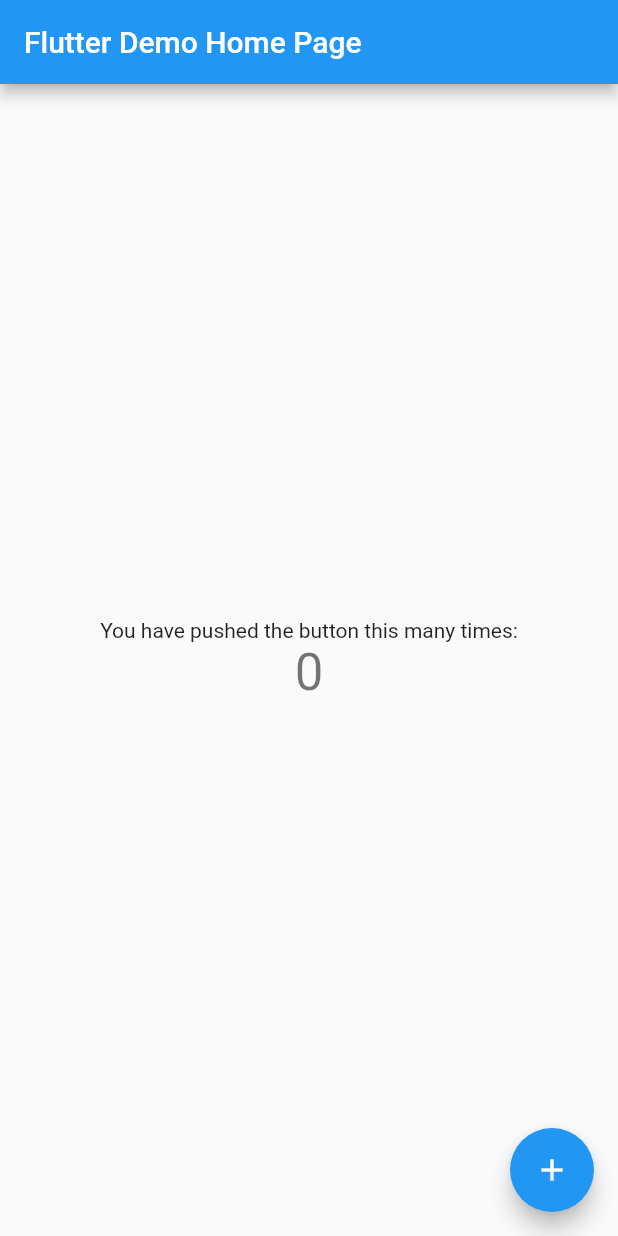
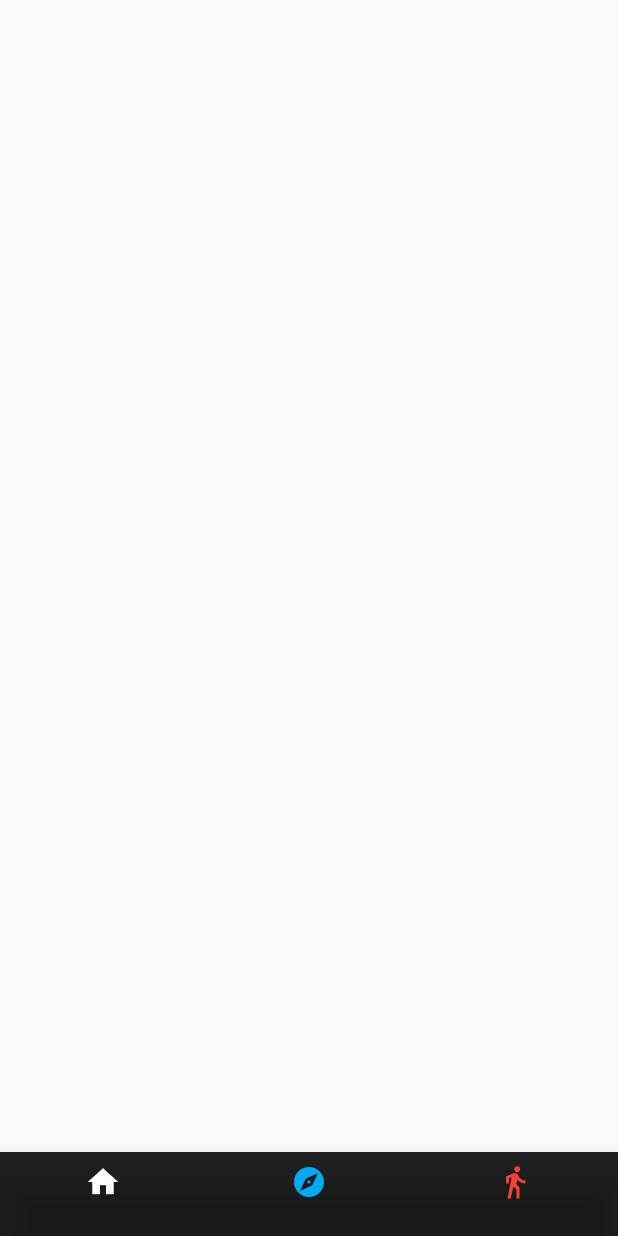
Before and after one commit to sajasmohammed/ui_practice, a Flutter app: the screen it shows after launch, on a phone screen of 412 x 824 dp. Run offline on Flutter 3.47's test engine with Material 2 defaults, Android fonts, the phone set to English and light mode, and no system bars; our stand-ins replace get.

Commit message:
folder structure and bottom bar

```diff
--- /dev/null
+++ b/lib/app/app.dart
@@ -0,0 +1,13 @@
+import 'package:flutter/material.dart';
+import 'package:ui_practice/view/home_screen.dart';
+
+class App extends StatelessWidget {
+  const App({Key? key}) : super(key: key);
+
+  @override
+  Widget build(BuildContext context) {
+    return MaterialApp(
+      home: HomeScreen(),
+    );
+  }
+}
--- /dev/null
+++ b/lib/constants.dart
@@ -0,0 +1,7 @@
+import 'package:flutter/material.dart';
+
+const double defaulPadding = 20.0;
+const Color cblack = Colors.black87;
+const Color cblue= Colors.lightBlue;
+const Color cred= Colors.red;
+const Color cwhite= Colors.white;
--- /dev/null
+++ b/lib/controller/controller.dart
@@ -0,0 +1,5 @@
+import 'package:get/get.dart';
+
+class Controller extends GetxController {
+  RxInt currentIndex = 0.obs;
+}
--- a/lib/main.dart
+++ b/lib/main.dart
@@ -1,113 +1,7 @@
 import 'package:flutter/material.dart';
 
+import 'app/app.dart';
+
 void main() {
-  runApp(MyApp());
+  runApp(App());
 }
-
-class MyApp extends StatelessWidget {
-  // This widget is the root of your application.
-  @override
-  Widget build(BuildContext context) {
-    return MaterialApp(
-      title: 'Flutter Demo',
-      theme: ThemeData(
-        // This is the theme of your application.
-        //
-        // Try running your application with "flutter run". You'll see the
-        // application has a blue toolbar. Then, without quitting the app, try
-        // changing the primarySwatch below to Colors.green and then invoke
-        // "hot reload" (press "r" in the console where you ran "flutter run",
-        // or simply save your changes to "hot reload" in a Flutter IDE).
-        // Notice that the counter didn't reset back to zero; the application
-        // is not restarted.
-        primarySwatch: Colors.blue,
-      ),
-      home: MyHomePage(title: 'Flutter Demo Home Page'),
-    );
-  }
-}
-
-class MyHomePage extends StatefulWidget {
-  MyHomePage({Key? key, required this.title}) : super(key: key);
-
-  // This widget is the home page of your application. It is stateful, meaning
-  // that it has a State object (defined below) that contains fields that affect
-  // how it looks.
-
-  // This class is the configuration for the state. It holds the values (in this
-  // case the title) provided by the parent (in this case the App widget) and
-  // used by the build method of the State. Fields in a Widget subclass are
-  // always marked "final".
-
-  final String title;
-
-  @override
-  _MyHomePageState createState() => _MyHomePageState();
-}
-
-class _MyHomePageState extends State<MyHomePage> {
-  int _counter = 0;
-
-  void _incrementCounter() {
-    setState(() {
-      // This call to setState tells the Flutter framework that something has
-      // changed in this State, which causes it to rerun the build method below
-      // so that the display can reflect the updated values. If we changed
-      // _counter without calling setState(), then the build method would not be
-      // called again, and so nothing would appear to happen.
-      _counter++;
-    });
-  }
-
-  @override
-  Widget build(BuildContext context) {
-    // This method is rerun every time setState is called, for instance as done
-    // by the _incrementCounter method above.
-    //
-    // The Flutter framework has been optimized to make rerunning build methods
-    // fast, so that you can just rebuild anything that needs updating rather
-    // than having to individually change instances of widgets.
-    return Scaffold(
-      appBar: AppBar(
-        // Here we take the value from the MyHomePage object that was created by
-        // the App.build method, and use it to set our appbar title.
-        title: Text(widget.title),
-      ),
-      body: Center(
-        // Center is a layout widget. It takes a single child and positions it
-        // in the middle of the parent.
-        child: Column(
-          // Column is also a layout widget. It takes a list of children and
-          // arranges them vertically. By default, it sizes itself to fit its
-          // children horizontally, and tries to be as tall as its parent.
-          //
-          // Invoke "debug painting" (press "p" in the console, choose the
-          // "Toggle Debug Paint" action from the Flutter Inspector in Android
-          // Studio, or the "Toggle Debug Paint" command in Visual Studio Code)
-          // to see the wireframe for each widget.
-          //
-          // Column has various properties to control how it sizes itself and
-          // how it positions its children. Here we use mainAxisAlignment to
-          // center the children vertically; the main axis here is the vertical
-          // axis because Columns are vertical (the cross axis would be
-          // horizontal).
-          mainAxisAlignment: MainAxisAlignment.center,
-          children: <Widget>[
-            Text(
-              'You have pushed the button this many times:',
-            ),
-            Text(
-              '$_counter',
-              style: Theme.of(context).textTheme.headline4,
-            ),
-          ],
-        ),
-      ),
-      floatingActionButton: FloatingActionButton(
-        onPressed: _incrementCounter,
-        tooltip: 'Increment',
-        child: Icon(Icons.add),
-      ), // This trailing comma makes auto-formatting nicer for build methods.
-    );
-  }
-}
--- /dev/null
+++ b/lib/view/home_screen.dart
@@ -0,0 +1,37 @@
+import 'package:flutter/material.dart';
+import 'package:get/get.dart';
+import 'package:ui_practice/constants.dart';
+import 'package:ui_practice/controller/controller.dart';
+import 'package:ui_practice/widgets.dart';
+
+class HomeScreen extends StatelessWidget {
+  final Controller _controller = Get.put(Controller());
+
+  @override
+  Widget build(BuildContext context) {
+    return Scaffold(
+      body: SafeArea(
+        child: Padding(
+          padding: const EdgeInsets.all(defaulPadding),
+          child: Column(
+            children: [],
+          ),
+        ),
+      ),
+      bottomNavigationBar: BottomNavigationBar(
+        currentIndex: _controller.currentIndex.value,
+        backgroundColor: cblack,
+        items: [
+          cWidget.bottomNavigationBarItem(icon: Icons.home,color: cwhite, title: ''),
+          cWidget.bottomNavigationBarItem(
+              icon: Icons.explore, color: cblue, title: ''),
+          cWidget.bottomNavigationBarItem(
+              icon: Icons.directions_walk, color: cred, title: ''),
+        ],
+        onTap: (i) {
+          _controller.currentIndex.value = i;
+        },
+      ),
+    );
+  }
+}
--- /dev/null
+++ b/lib/widgets.dart
@@ -0,0 +1,16 @@
+import 'package:flutter/material.dart';
+import 'package:ui_practice/constants.dart';
+
+class cWidget {
+  static BottomNavigationBarItem bottomNavigationBarItem(
+      {required IconData icon, Color? color, String? title}) {
+    return BottomNavigationBarItem(
+      icon: Icon(
+        icon,
+        color: color,
+      ),
+      label:title,
+      backgroundColor: cblack
+    );
+  }
+}
```
Also changed, not shown: pubspec.yaml (+1 -10 lines), pubspec.lock, 1 other file.
